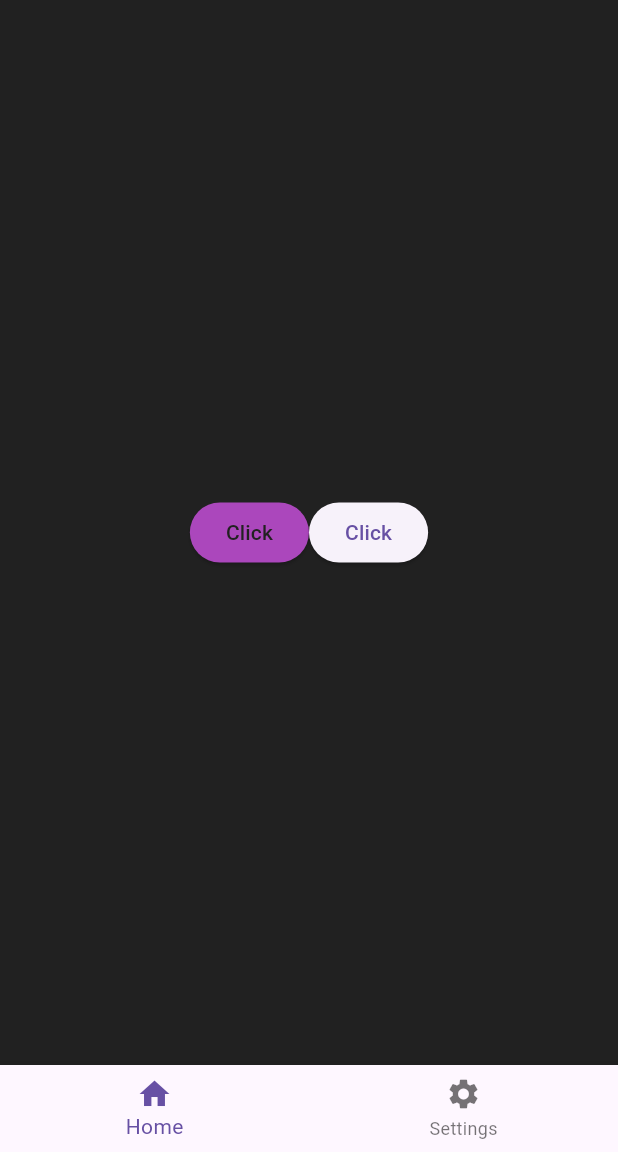
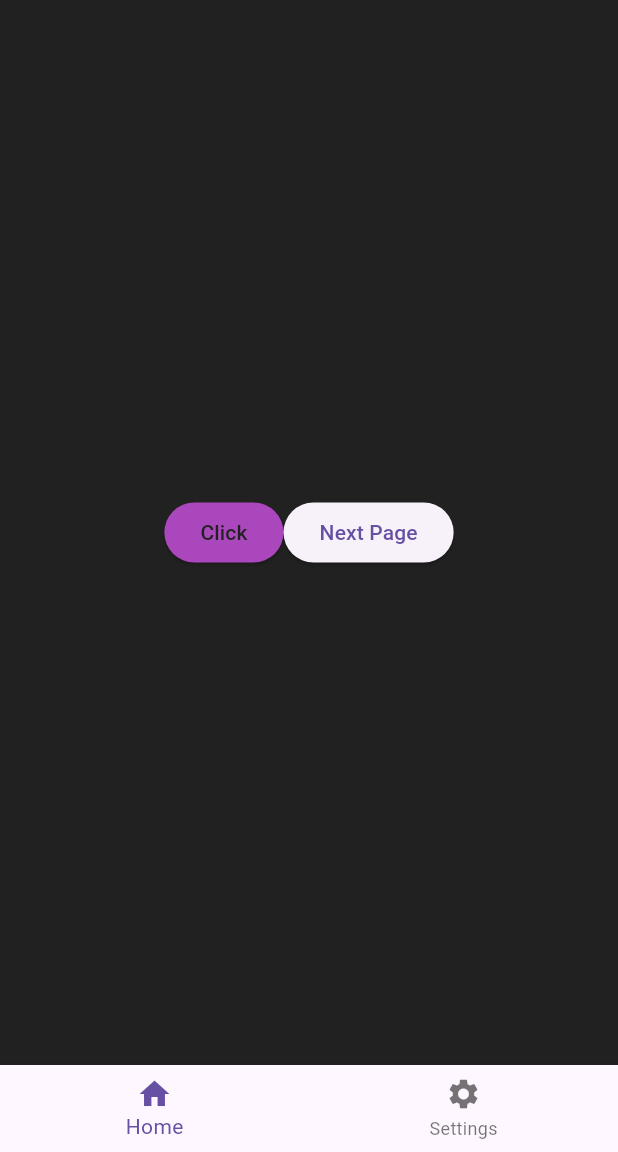
Before and after one commit to Anjasfedo/flutter_basics, a Flutter app: the screen it shows after launch, on a phone screen of 412 x 824 dp, the part 84-1236 px from its top. Run offline on Flutter 3.47's test engine with Material 3 defaults, Android fonts, the phone set to English and light mode, and no system bars.

```diff
--- a/lib/main.dart
+++ b/lib/main.dart
@@ -15,20 +15,18 @@ class _MyAppState extends State<MyApp> {
   @override
   Widget build(BuildContext context) {
     return MaterialApp(
-      debugShowCheckedModeBanner: false,
-      home: const FirstPage(),
-    );
+        debugShowCheckedModeBanner: false, home: const MyAppExtension());
   }
 }
 
-class FirstPage extends StatefulWidget {
-  const FirstPage({super.key});
+class MyAppExtension extends StatefulWidget {
+  const MyAppExtension({super.key});
 
   @override
-  State<FirstPage> createState() => _FirstPageState();
+  State<MyAppExtension> createState() => _MyAppExtensionState();
 }
 
-class _FirstPageState extends State<FirstPage> {
+class _MyAppExtensionState extends State<MyAppExtension> {
   String buttonName = "Click";
 
   int currentIndex = 0;
@@ -65,13 +63,11 @@ class _FirstPageState extends State<FirstPage> {
                       onPressed: () {
                         Navigator.of(context).push(
                           MaterialPageRoute(
-                            builder: (BuildContext context) {
-                              return const SecondPage();
-                            },
+                            builder: (BuildContext context) => const NextPage(),
                           ),
                         );
                       },
-                      child: Text(buttonName),
+                      child: const Text("Next Page"),
                     ),
                   ],
                 ),
@@ -100,11 +96,21 @@ class _FirstPageState extends State<FirstPage> {
   }
 }
 
-class SecondPage extends StatelessWidget {
-  const SecondPage({super.key});
+class NextPage extends StatefulWidget {
+  const NextPage({super.key});
 
   @override
+  State<NextPage> createState() => _NextPageState();
+}
+
+class _NextPageState extends State<NextPage> {
+  @override
   Widget build(BuildContext context) {
-    return Scaffold(appBar: AppBar(),);
+    return Scaffold(
+      appBar: AppBar(
+        title: const Text("Basics Flutter"),
+        backgroundColor: Colors.purple.shade400,
+      ),
+    );
   }
 }
```
